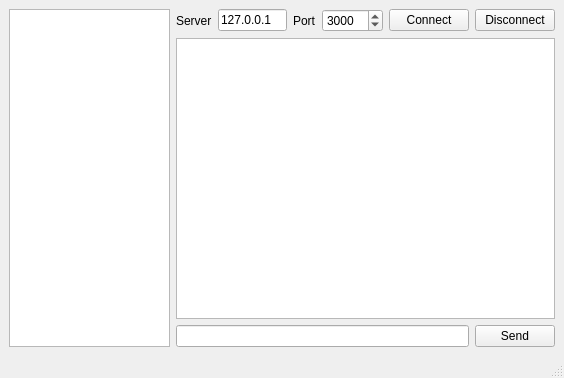
First picture: the form in tcp-chat-client/mainwindow.ui, repository Lishang123/qt-tcp-chat, before the edit.
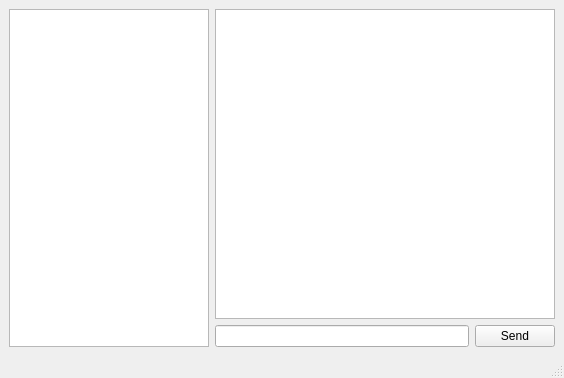
Second picture: the form after the edit.

Commit message: refactor(roomView): remove hidden connection panel in main window

The edit to the form file:
```diff
--- a/tcp-chat-client/mainwindow.ui
+++ b/tcp-chat-client/mainwindow.ui
@@ -27,64 +27,6 @@
     </item>
     <item>
      <layout class="QVBoxLayout" name="verticalLayout">
-      <item>
-       <layout class="QHBoxLayout" name="horizontalLayout">
-        <item>
-         <widget class="QLabel" name="labelServer">
-          <property name="text">
-           <string>Server</string>
-          </property>
-         </widget>
-        </item>
-        <item>
-         <widget class="QLineEdit" name="textServer">
-          <property name="text">
-           <string>127.0.0.1</string>
-          </property>
-         </widget>
-        </item>
-        <item>
-         <widget class="QLabel" name="labelPort">
-          <property name="text">
-           <string>Port</string>
-          </property>
-         </widget>
-        </item>
-        <item>
-         <widget class="QSpinBox" name="spboxPort">
-          <property name="minimumSize">
-           <size>
-            <width>0</width>
-            <height>0</height>
-           </size>
-          </property>
-          <property name="minimum">
-           <number>0</number>
-          </property>
-          <property name="maximum">
-           <number>65535</number>
-          </property>
-          <property name="value">
-           <number>3000</number>
-          </property>
-         </widget>
-        </item>
-        <item>
-         <widget class="QPushButton" name="btnConnect">
-          <property name="text">
-           <string>Connect</string>
-          </property>
-         </widget>
-        </item>
-        <item>
-         <widget class="QPushButton" name="btnDisconnect">
-          <property name="text">
-           <string>Disconnect</string>
-          </property>
-         </widget>
-        </item>
-       </layout>
-      </item>
       <item>
        <widget class="QListView" name="chatbox">
         <property name="sizePolicy">
```
The commit also changes 1 other file.
